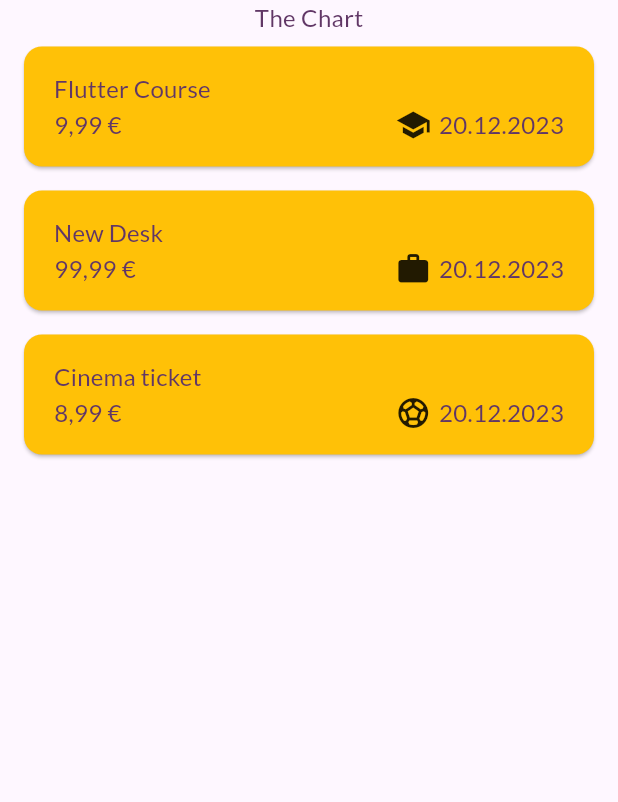
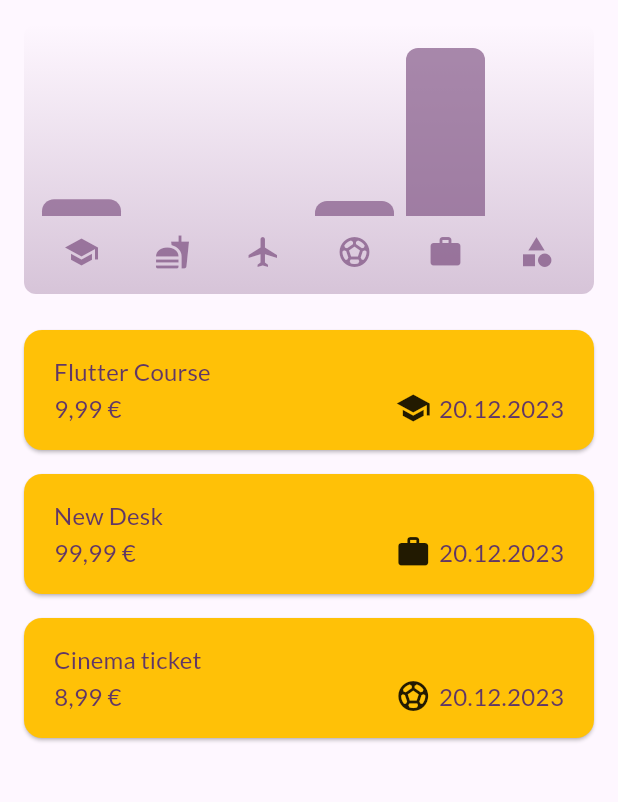
Before and after one commit to raphaelpinel/flutter-expense-tracker, a Flutter app: the screen it shows after launch, on a phone screen of 412 x 824 dp, the part 84-886 px from its top. Run offline on Flutter 3.47's test engine with Material 3 defaults, Android fonts, the phone set to English and light mode, and no system bars.

Commit message:
Add chart

```diff
--- a/lib/models/expense.dart
+++ b/lib/models/expense.dart
@@ -24,3 +24,19 @@ class Expense {
     return formatter.format(date);
   }
 }
+
+class ExpenseBucket {
+  ExpenseBucket({required this.expenses, required this.categoryType});
+
+  ExpenseBucket.forCategory(allExpenses, this.categoryType)
+      : expenses = allExpenses
+            .where((expense) => expense.category == categoryType)
+            .toList();
+
+  final CategoryType categoryType;
+  final List<Expense> expenses;
+
+  double get totalAmount {
+    return expenses.fold(0, (sum, expense) => sum + expense.amount);
+  }
+}
--- /dev/null
+++ b/lib/widgets/chart/chart.dart
@@ -0,0 +1,99 @@
+import 'package:expense_tracker/models/category_icons.dart';
+import 'package:expense_tracker/models/category_type.enum.dart';
+import 'package:flutter/material.dart';
+
+import 'package:expense_tracker/widgets/chart/chart_bar.dart';
+import 'package:expense_tracker/models/expense.dart';
+
+class Chart extends StatelessWidget {
+  const Chart({super.key, required this.expenses});
+
+  final List<Expense> expenses;
+
+  List<ExpenseBucket> get buckets {
+    return [
+      ExpenseBucket.forCategory(expenses, CategoryType.education),
+      ExpenseBucket.forCategory(expenses, CategoryType.food),
+      ExpenseBucket.forCategory(expenses, CategoryType.travel),
+      ExpenseBucket.forCategory(expenses, CategoryType.leisure),
+      ExpenseBucket.forCategory(expenses, CategoryType.work),
+      ExpenseBucket.forCategory(expenses, CategoryType.other),
+    ];
+  }
+
+  double get maxTotalAmount {
+    double maxTotalExpense = 0;
+
+    for (final bucket in buckets) {
+      if (bucket.totalAmount > maxTotalExpense) {
+        maxTotalExpense = bucket.totalAmount;
+      }
+    }
+
+    return maxTotalExpense;
+  }
+
+  @override
+  Widget build(BuildContext context) {
+    final isDarkMode =
+        MediaQuery.of(context).platformBrightness == Brightness.dark;
+    return Container(
+      margin: const EdgeInsets.all(16),
+      padding: const EdgeInsets.symmetric(
+        vertical: 16,
+        horizontal: 8,
+      ),
+      width: double.infinity,
+      height: 180,
+      decoration: BoxDecoration(
+        borderRadius: BorderRadius.circular(8),
+        gradient: LinearGradient(
+          colors: [
+            Theme.of(context).colorScheme.primary.withOpacity(0.3),
+            Theme.of(context).colorScheme.primary.withOpacity(0.0)
+          ],
+          begin: Alignment.bottomCenter,
+          end: Alignment.topCenter,
+        ),
+      ),
+      child: Column(
+        children: [
+          Expanded(
+            child: Row(
+              crossAxisAlignment: CrossAxisAlignment.end,
+              children: [
+                for (final bucket in buckets) // alternative to map()
+                  ChartBar(
+                    fill: bucket.totalAmount == 0
+                        ? 0
+                        : bucket.totalAmount / maxTotalAmount,
+                  )
+              ],
+            ),
+          ),
+          const SizedBox(height: 12),
+          Row(
+            children: buckets
+                .map(
+                  (bucket) => Expanded(
+                    child: Padding(
+                      padding: const EdgeInsets.symmetric(horizontal: 4),
+                      child: Icon(
+                        categoryIcons[bucket.categoryType],
+                        color: isDarkMode
+                            ? Theme.of(context).colorScheme.secondary
+                            : Theme.of(context)
+                                .colorScheme
+                                .primary
+                                .withOpacity(0.7),
+                      ),
+                    ),
+                  ),
+                )
+                .toList(),
+          )
+        ],
+      ),
+    );
+  }
+}
--- /dev/null
+++ b/lib/widgets/chart/chart_bar.dart
@@ -0,0 +1,34 @@
+import 'package:flutter/material.dart';
+
+class ChartBar extends StatelessWidget {
+  const ChartBar({
+    super.key,
+    required this.fill,
+  });
+
+  final double fill;
+
+  @override
+  Widget build(BuildContext context) {
+    final isDarkMode =
+        MediaQuery.of(context).platformBrightness == Brightness.dark;
+    return Expanded(
+      child: Padding(
+        padding: const EdgeInsets.symmetric(horizontal: 4),
+        child: FractionallySizedBox(
+          heightFactor: fill,
+          child: DecoratedBox(
+            decoration: BoxDecoration(
+              shape: BoxShape.rectangle,
+              borderRadius:
+                  const BorderRadius.vertical(top: Radius.circular(8)),
+              color: isDarkMode
+                  ? Theme.of(context).colorScheme.secondary
+                  : Theme.of(context).colorScheme.primary.withOpacity(0.65),
+            ),
+          ),
+        ),
+      ),
+    );
+  }
+}
--- a/lib/widgets/expenses.dart
+++ b/lib/widgets/expenses.dart
@@ -1,3 +1,4 @@
+import 'package:expense_tracker/widgets/chart/chart.dart';
 import 'package:expense_tracker/widgets/expenses_list/expenses_list.dart';
 import 'package:expense_tracker/models/category_type.enum.dart';
 import 'package:expense_tracker/models/expense.dart';
@@ -134,7 +135,7 @@ class _ExpensesState extends State<Expenses> {
       ),
       body: Column(
         children: [
-          const Text('The Chart'),
+          Chart(expenses: _registeredExpenses),
           Expanded(
             child: mainContent,
           )
```
